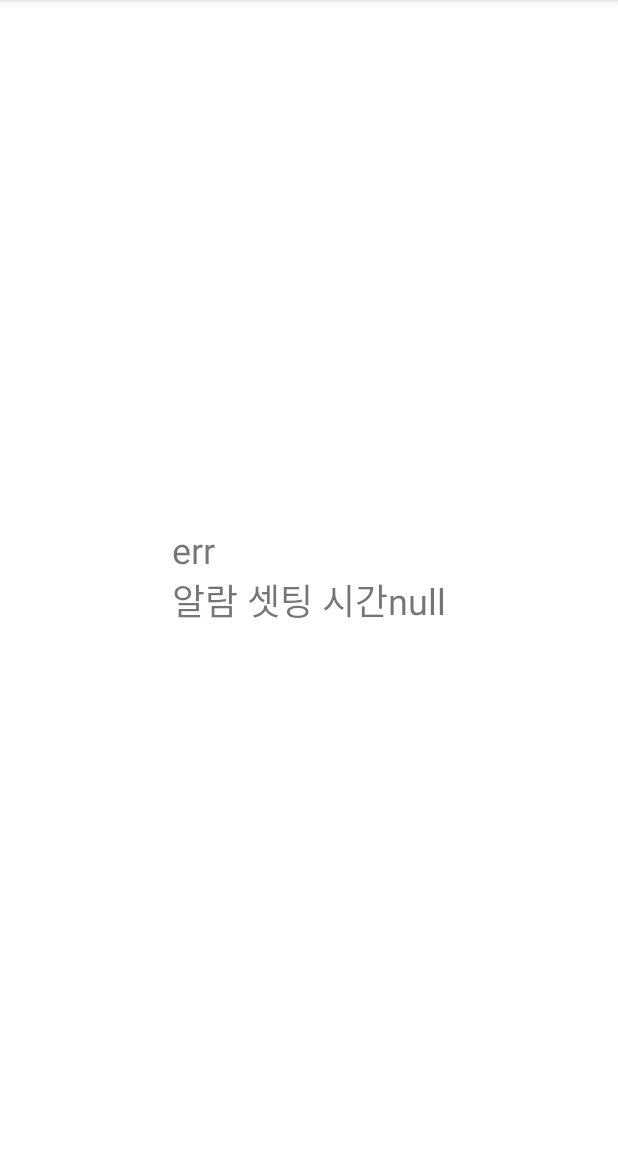
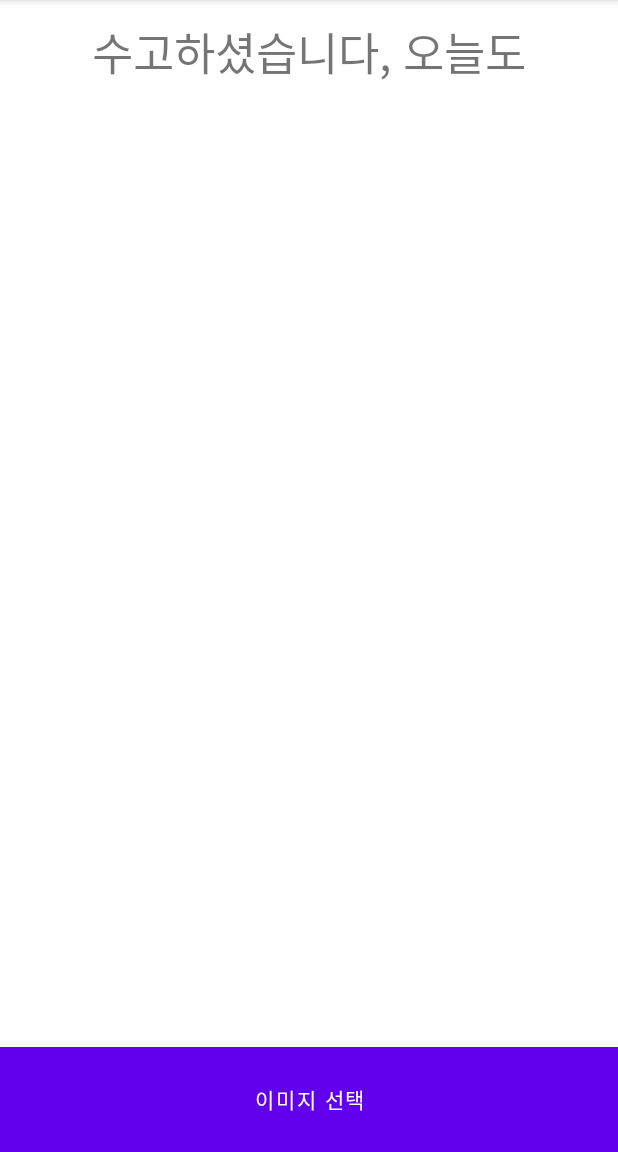
Before and after one commit to Jamong435/LifeNack, an Android app: the AlarmTimeViewActivity screen opened directly, with no data from a screen before it, on a phone screen of 412 x 824 dp, the part 84-1236 px from its top. Run offline under Robolectric (Android 15) with nearby library versions, the phone set to English and light mode, and no system bars.

Commit message:
처음커밋

```diff
--- a/app/src/main/AndroidManifest.xml
+++ b/app/src/main/AndroidManifest.xml
@@ -1,7 +1,7 @@
 <?xml version="1.0" encoding="utf-8"?>
 <manifest xmlns:android="http://schemas.android.com/apk/res/android"
     package="com.lifeapp.lifenack">
-
+    <uses-permission android:name="android.permission.READ_EXTERNAL_STORAGE"/>
     <application
         android:allowBackup="true"
         android:icon="@mipmap/ic_launcher"
--- a/app/src/main/res/layout/activity_alarm_time_view.xml
+++ b/app/src/main/res/layout/activity_alarm_time_view.xml
@@ -1,21 +1,45 @@
 <?xml version="1.0" encoding="utf-8"?>
-<androidx.constraintlayout.widget.ConstraintLayout xmlns:android="http://schemas.android.com/apk/res/android"
+<androidx.appcompat.widget.LinearLayoutCompat xmlns:android="http://schemas.android.com/apk/res/android"
     xmlns:app="http://schemas.android.com/apk/res-auto"
     xmlns:tools="http://schemas.android.com/tools"
-    android:layout_width="match_parent"
-    android:layout_height="match_parent"
-    tools:context=".AlarmTimeViewActivity">
+    android:layout_width="fill_parent"
+    android:layout_height="fill_parent"
+    tools:context=".AlarmTimeViewActivity"
+    android:orientation="vertical">
+
 
     <TextView
-        android:id="@+id/tv_alarm_set_day_time"
-        android:layout_width="wrap_content"
-        android:layout_height="wrap_content"
-        tools:text="테스트"
-        android:textSize="24sp"
-        app:layout_constraintRight_toRightOf="parent"
-        app:layout_constraintLeft_toLeftOf="parent"
-        app:layout_constraintTop_toTopOf="parent"
-        app:layout_constraintBottom_toBottomOf="parent"/>
+        android:id="@+id/text"
+        android:layout_width="fill_parent"
+        android:layout_height="0dp"
+        android:layout_weight="1"
+        android:fontFamily="@font/bingle"
+        android:text="수고하셨습니다, 오늘도"
+        android:textSize="30dp"
+        android:gravity="center"/>
 
 
-</androidx.constraintlayout.widget.ConstraintLayout>
+    <ImageView
+        android:id="@+id/imageView"
+        android:layout_width="fill_parent"
+        android:layout_height="0dp"
+        android:layout_weight="9"
+        />
+    <Button
+        android:id="@+id/button"
+        android:layout_width="fill_parent"
+        android:layout_height="0dp"
+        android:layout_weight="1"
+        android:background="#ffffff"
+        android:onClick="bt1"
+        android:fontFamily="@font/bingle"
+        android:text="이미지 선택"
+        android:layout_above="@id/imageView"
+        android:layout_alignParentBottom="true"
+        />
+
+
+
+
+
+</androidx.appcompat.widget.LinearLayoutCompat>
```
Also changed, not shown: app/src/main/java/com/lifeapp/lifenack/AlarmTimeViewActivity.java (+94 -37 lines).
